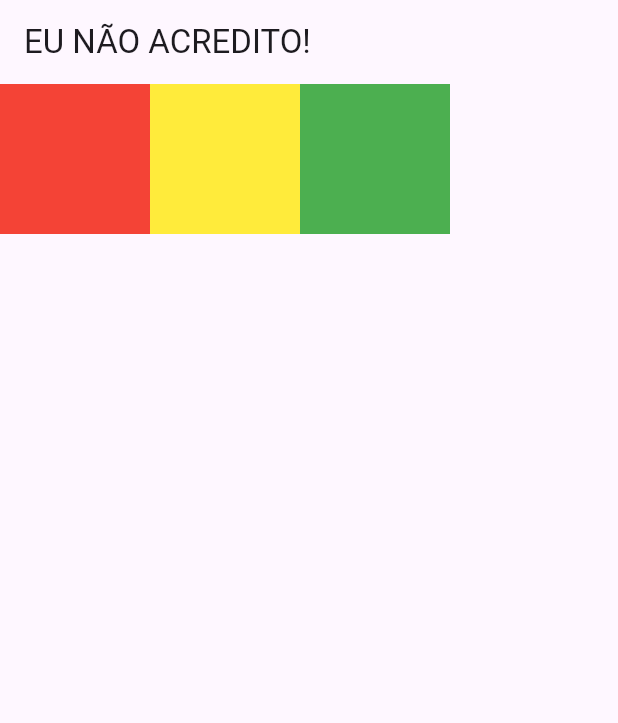
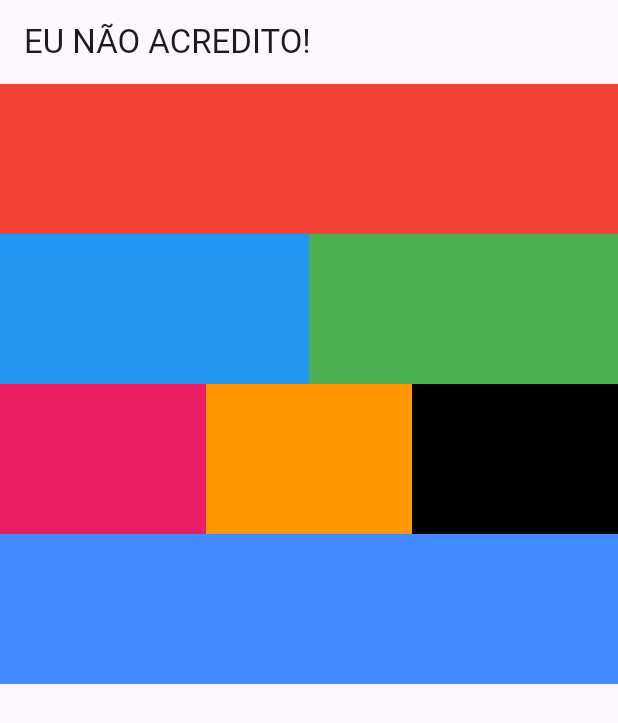
Before and after one commit to pedrokoerich/cashcontrol, a Flutter app: the screen it shows after launch, on a phone screen of 412 x 824 dp. Shown: the top 723 px of the screen. Run offline on Flutter 3.47's test engine with Material 3 defaults, Android fonts, the phone set to English and light mode, and no system bars.

Commit message:
Grids e Containers

```diff
--- a/lib/main.dart
+++ b/lib/main.dart
@@ -19,26 +19,62 @@ class CashControl extends StatelessWidget {
         appBar: AppBar(
           title: const Text('EU NÃO ACREDITO!')
         ),
-        body: Container(
-          child: Row(
+        body: Column(
+          children: <Widget>[
+            Container(
+              height: 100,
+              color: Colors.red,
+            ),
+            Row(
               children: [
-              Container(
-                width: 100,
+                Expanded(
+                  child: Container(
                     height: 100,
-                color: Colors.red
+                    color: Colors.blue,
                   ),
-              Container(
-                width: 100,
+                ),
+                Expanded(
+                  child: Container(
                     height: 100,
-                color: Colors.yellow
+                    color: Colors.green,
                   ),
-              Container(
-                width: 100,
+                ),
+              ],
+            ),
+            Row(
+              children: <Widget> [
+                Expanded(
+                  child: Container(
                     height: 100,
-                color: Colors.green
+                    color: Colors.pink,
+                  ),
+                ),
+                Expanded(
+                  child: Container(
+                    height: 100,
+                    color: Colors.orange,
+                  ),
+                ),
+                Expanded(
+                  child: Container(
+                    height: 100,
+                    color: Colors.black,
+                  ),
+                ),
+              ],
+            ),
+            Row(
+              children: <Widget> [
+                Expanded(
+                  child: Container(
+                    height: 100,
+                    color: Colors.blueAccent,
+                  ),
                 )
-            ]
+              ],
             )
+          ],
+
         )
       )
     );
```
Lines whose indentation alone changed are shown as unchanged.
